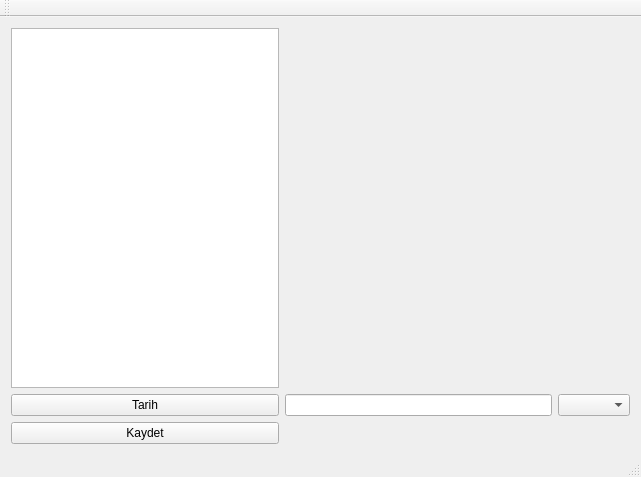
First picture: the form in qtftp.ui, repository hsudas/QtFtp, before the edit.
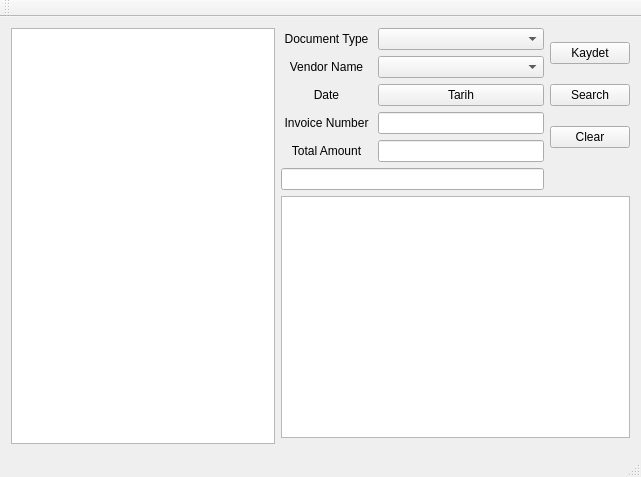
Second picture: the form after the edit.

Commit message: arayuz degistirildi

Diff of the .ui file:
```diff
--- a/qtftp.ui
+++ b/qtftp.ui
@@ -14,30 +14,114 @@
    <string>QtFtp</string>
   </property>
   <widget class="QWidget" name="centralWidget">
+   <layout class="QGridLayout" name="gridLayout_3">
+    <item row="0" column="1">
    <layout class="QGridLayout" name="gridLayout">
-    <item row="5" column="0">
+      <item row="4" column="0">
+       <widget class="QLabel" name="label_5">
+        <property name="text">
+         <string>Total Amount</string>
+        </property>
+        <property name="alignment">
+         <set>Qt::AlignCenter</set>
+        </property>
+       </widget>
+      </item>
+      <item row="3" column="0">
+       <widget class="QLabel" name="label_4">
+        <property name="text">
+         <string>Invoice Number</string>
+        </property>
+        <property name="alignment">
+         <set>Qt::AlignCenter</set>
+        </property>
+       </widget>
+      </item>
+      <item row="0" column="0">
+       <widget class="QLabel" name="label">
+        <property name="text">
+         <string> Document Type </string>
+        </property>
+        <property name="alignment">
+         <set>Qt::AlignCenter</set>
+        </property>
+       </widget>
+      </item>
+      <item row="1" column="0">
+       <widget class="QLabel" name="label_2">
+        <property name="text">
+         <string>Vendor Name</string>
+        </property>
+        <property name="alignment">
+         <set>Qt::AlignCenter</set>
+        </property>
+       </widget>
+      </item>
+      <item row="2" column="0">
+       <widget class="QLabel" name="label_3">
+        <property name="text">
+         <string>Date</string>
+        </property>
+        <property name="alignment">
+         <set>Qt::AlignCenter</set>
+        </property>
+       </widget>
+      </item>
+      <item row="3" column="1">
+       <widget class="QLineEdit" name="lineEdit"/>
+      </item>
+      <item row="4" column="1">
+       <widget class="QLineEdit" name="lineEdit_2"/>
+      </item>
+      <item row="1" column="1">
+       <widget class="QComboBox" name="cbDate"/>
+      </item>
+      <item row="2" column="1">
      <widget class="QPushButton" name="btnTarih">
       <property name="text">
        <string>Tarih</string>
       </property>
      </widget>
     </item>
-    <item row="5" column="1">
-     <widget class="QLineEdit" name="txtIsim"/>
-    </item>
-    <item row="6" column="0">
+      <item row="0" column="1">
+       <widget class="QComboBox" name="cbFaturaTuru"/>
+      </item>
+     </layout>
+    </item>
+    <item row="0" column="2">
+     <layout class="QGridLayout" name="gridLayout_2">
+      <item row="3" column="0">
+       <widget class="QPushButton" name="pushButton_3">
+        <property name="text">
+         <string>Clear</string>
+        </property>
+       </widget>
+      </item>
+      <item row="1" column="0">
+       <widget class="QPushButton" name="pushButton_2">
+        <property name="text">
+         <string>Search</string>
+        </property>
+       </widget>
+      </item>
+      <item row="0" column="0">
      <widget class="QPushButton" name="btnKaydet">
       <property name="text">
        <string>Kaydet</string>
       </property>
      </widget>
     </item>
-    <item row="5" column="2">
-     <widget class="QComboBox" name="cbFaturaTuru"/>
+     </layout>
     </item>
-    <item row="3" column="0">
+    <item row="0" column="0" rowspan="4">
      <widget class="QTreeView" name="treeView"/>
     </item>
+    <item row="1" column="1">
+     <widget class="QLineEdit" name="txtIsim"/>
+    </item>
+    <item row="2" column="1" colspan="2">
+     <widget class="QTableWidget" name="tableWidget"/>
+    </item>
    </layout>
   </widget>
   <widget class="QMenuBar" name="menuBar">
```
Lines whose indentation alone changed are shown as unchanged.
